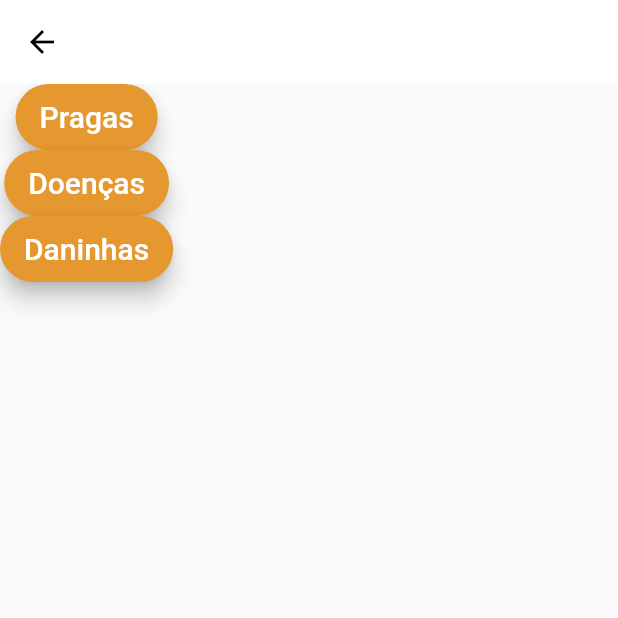
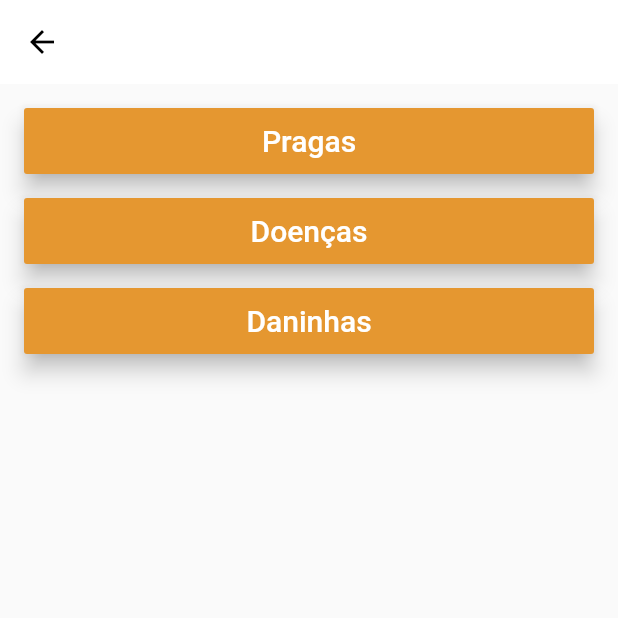
Before and after one commit to brenobccc/sgaapp, a Flutter app: the AlgodaoMenu screen opened directly, on a phone screen of 412 x 824 dp, the top half of it. Run offline on Flutter 3.47's test engine with Material 2 defaults, Android fonts, the phone set to English and light mode, and no system bars; our stand-ins replace cloud_firestore, firebase_auth, floor, flutter_masked_text, get_it, sqflite; accounts and stored records are empty; generated files the repository leaves out were written again.

Commit message:
TirandoItensDoDrawer_mudandoparaCards

```diff
--- a/lib/modules/lista_de_cards/plantio/plantio_teste.dart
+++ b/lib/modules/lista_de_cards/plantio/plantio_teste.dart
@@ -14,15 +14,11 @@ class _AlgodaoMenuState extends State<AlgodaoMenu> {
         backgroundColor: Colors.white,
         elevation: 0.0,
       ),
-        body: Form(
-          child: Container(
-            child: Column(children: <Widget>[
+      body: ListView(padding: EdgeInsets.all(16.0), children: <Widget>[
         SizedBox(
           height: 44.0,
           child: RaisedButton(
             elevation: 6.0,
-                  shape: RoundedRectangleBorder(
-                      borderRadius: BorderRadius.circular(30.0)),
             child: Text(
               "Pragas",
               style: TextStyle(
@@ -32,17 +28,16 @@ class _AlgodaoMenuState extends State<AlgodaoMenu> {
             textColor: Colors.white,
             color: Color(0xFFE59730),
             onPressed: () {
-                    Navigator.of(context).push(MaterialPageRoute(
-                        builder: (context) => Pragas_Algodao()));
+              Navigator.of(context).push(
+                  MaterialPageRoute(builder: (context) => Pragas_Algodao()));
             },
           ),
         ),
+        SizedBox(height: 16.0),
         SizedBox(
           height: 44.0,
           child: RaisedButton(
             elevation: 6.0,
-                  shape: RoundedRectangleBorder(
-                      borderRadius: BorderRadius.circular(30.0)),
             child: Text(
               "Doenças",
               style: TextStyle(
@@ -52,17 +47,16 @@ class _AlgodaoMenuState extends State<AlgodaoMenu> {
             textColor: Colors.white,
             color: Color(0xFFE59730),
             onPressed: () {
-                    Navigator.of(context).push(MaterialPageRoute(
-                        builder: (context) => Doencas_algodao()));
+              Navigator.of(context).push(
+                  MaterialPageRoute(builder: (context) => Doencas_algodao()));
             },
           ),
         ),
+        SizedBox(height: 16.0),
         SizedBox(
           height: 44.0,
           child: RaisedButton(
             elevation: 6.0,
-                  shape: RoundedRectangleBorder(
-                      borderRadius: BorderRadius.circular(30.0)),
             child: Text(
               "Daninhas",
               style: TextStyle(
@@ -75,8 +69,7 @@ class _AlgodaoMenuState extends State<AlgodaoMenu> {
           ),
         ),
       ]),
-          ),
-        ));
+    );
   }
 }
 
--- a/lib/routes/routes.dart
+++ b/lib/routes/routes.dart
@@ -3,6 +3,7 @@ import 'package:get_it/get_it.dart';
 import 'package:sgaapp/components/tela_de_erro.dart';
 import 'package:sgaapp/modules/animal_controller/page/add_animal.dart';
 import 'package:sgaapp/modules/animal_controller/page/animal_controller_page.dart';
+import 'package:sgaapp/modules/apicultura/page/apicultura.dart';
 
 import 'package:sgaapp/modules/content/page/content.dart';
 
@@ -30,6 +31,8 @@ class RouteGenerator {
           MaterialPageRoute(builder: (_) => AnimalControllerPage()),
       'ListDeCardsTabs':
           MaterialPageRoute(builder: (_) => ListDeCarsTabs(argumentos: args)),
+      'Apicultura':
+          MaterialPageRoute(builder: (_) => ApiculturaPage()),
       'home': MaterialPageRoute(builder: (_) => HomePage()),
       'Content': MaterialPageRoute(builder: (_) => Content()),
       'Algodao_menu': MaterialPageRoute(builder: (_) => AlgodaoMenu()),
```
Also changed, not shown: lib/modules/apicultura/page/apicultura.dart (+29 -1 lines), lib/modules/home/page/home_page.dart (+2 -18 lines), lib/modules/main_screen/components/custom_drawer.dart (+2 -7 lines), lib/modules/main_screen/home_screen.dart (+73 -52 lines). Lines whose indentation alone changed are shown as unchanged.
